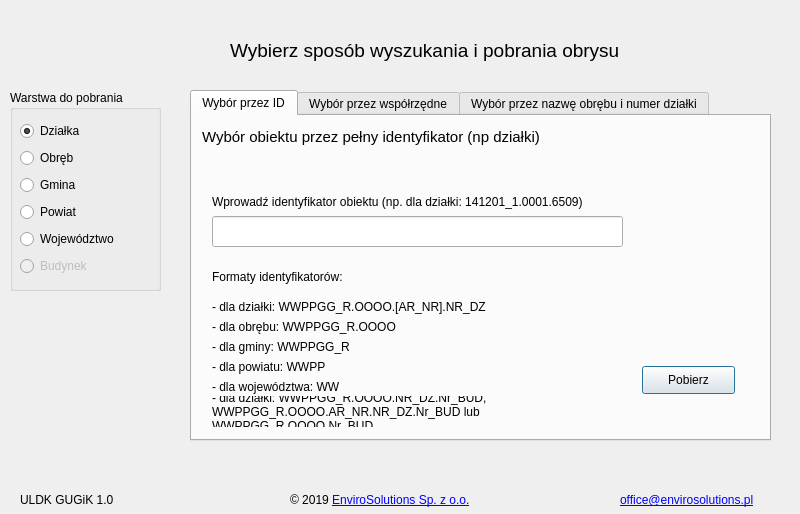
The window that uldk_gugik_dialog_base.ui (envirosolutionspl/uldk_gugik) describes before a commit, drawn with Qt 5.
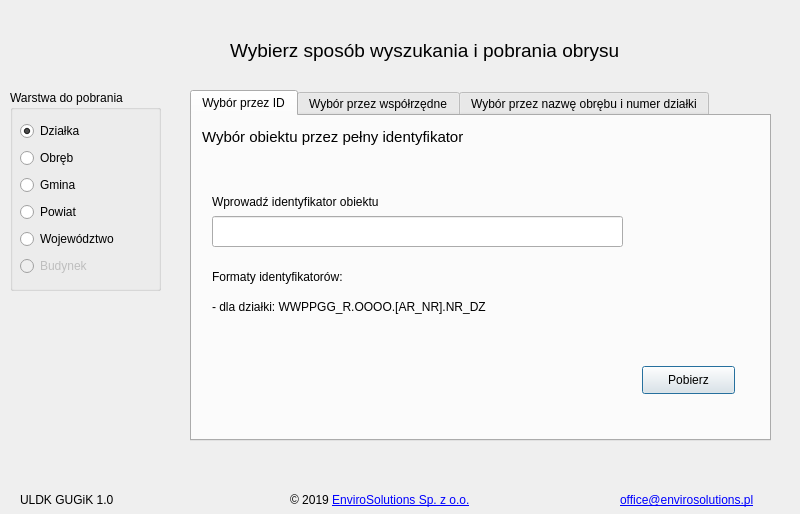
The same window after the commit. The open tabs and pages were chosen to show the change. Icons and pictures are not drawn. Custom widgets are drawn as their Qt base class.

Commit message: Zmiana tekstu w zależności od zaznaczonej warstwy do pobrania #20

Patch:
```diff
--- a/uldk_gugik_dialog_base.ui
+++ b/uldk_gugik_dialog_base.ui
@@ -133,7 +133,7 @@
       </font>
      </property>
      <property name="text">
-      <string>Wybór obiektu przez pełny identyfikator (np działki)</string>
+      <string>Wybór obiektu przez pełny identyfikator</string>
      </property>
     </widget>
     <widget class="QLabel" name="label">
@@ -146,7 +146,7 @@
       </rect>
      </property>
      <property name="text">
-      <string>Wprowadź identyfikator obiektu (np. dla działki: 141201_1.0001.6509)</string>
+      <string>Wprowadź identyfikator obiektu</string>
      </property>
     </widget>
     <widget class="QLineEdit" name="edit_id">
@@ -207,86 +207,6 @@
       <bool>true</bool>
      </property>
     </widget>
-    <widget class="QLabel" name="label_4">
-     <property name="geometry">
-      <rect>
-       <x>20</x>
-       <y>200</y>
-       <width>411</width>
-       <height>21</height>
-      </rect>
-     </property>
-     <property name="text">
-      <string>- dla obrębu: WWPPGG_R.OOOO</string>
-     </property>
-     <property name="wordWrap">
-      <bool>true</bool>
-     </property>
-    </widget>
-    <widget class="QLabel" name="label_5">
-     <property name="geometry">
-      <rect>
-       <x>20</x>
-       <y>220</y>
-       <width>411</width>
-       <height>21</height>
-      </rect>
-     </property>
-     <property name="text">
-      <string>- dla gminy: WWPPGG_R</string>
-     </property>
-     <property name="wordWrap">
-      <bool>true</bool>
-     </property>
-    </widget>
-    <widget class="QLabel" name="label_6">
-     <property name="geometry">
-      <rect>
-       <x>20</x>
-       <y>240</y>
-       <width>411</width>
-       <height>21</height>
-      </rect>
-     </property>
-     <property name="text">
-      <string>- dla powiatu: WWPP</string>
-     </property>
-     <property name="wordWrap">
-      <bool>true</bool>
-     </property>
-    </widget>
-    <widget class="QLabel" name="label_7">
-     <property name="geometry">
-      <rect>
-       <x>20</x>
-       <y>260</y>
-       <width>411</width>
-       <height>21</height>
-      </rect>
-     </property>
-     <property name="text">
-      <string>- dla województwa: WW</string>
-     </property>
-     <property name="wordWrap">
-      <bool>true</bool>
-     </property>
-    </widget>
-    <widget class="QLabel" name="label_14">
-     <property name="geometry">
-      <rect>
-       <x>20</x>
-       <y>280</y>
-       <width>411</width>
-       <height>31</height>   <!-- 21 -->
-      </rect>
-     </property>
-     <property name="text">
-      <string>- dla działki: WWPPGG_R.OOOO.NR_DZ.Nr_BUD, WWPPGG_R.OOOO.AR_NR.NR_DZ.Nr_BUD lub WWPPGG_R.OOOO.Nr_BUD</string>
-     </property>
-     <property name="wordWrap">
-      <bool>true</bool>
-     </property>
-    </widget>
    </widget>
    <widget class="QWidget" name="tab2">
     <property name="enabled">
```
The commit also changes 1 other file.
